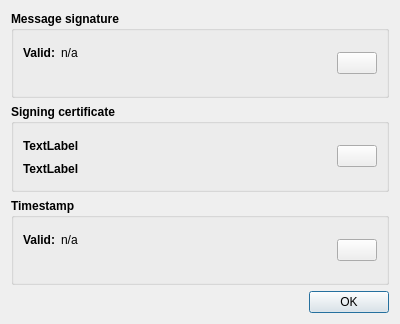
This is src/gui/ui/dlg_signature_detail.ui in psakar/datovka as Qt 5 draws it before an edit. The edited form follows.
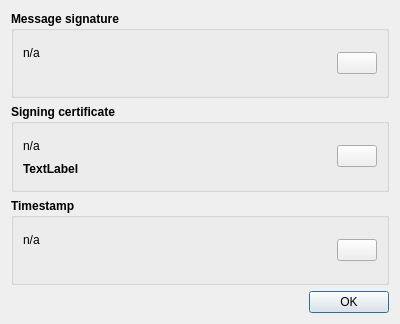
This is the edited form. Icons and pictures are not drawn.

Patch:
```diff
--- a/src/gui/ui/dlg_signature_detail.ui
+++ b/src/gui/ui/dlg_signature_detail.ui
@@ -32,13 +32,6 @@
          <layout class="QVBoxLayout" name="verticalLayout">
           <item>
            <layout class="QHBoxLayout" name="horizontalLayout">
-            <item>
-             <widget class="QLabel" name="mSignatureLabel">
-              <property name="text">
-               <string>Valid:</string>
-              </property>
-             </widget>
-            </item>
             <item>
              <widget class="QLabel" name="mSignatureStatus">
               <property name="font">
@@ -114,9 +107,15 @@
           <item>
            <layout class="QHBoxLayout" name="horizontalLayout_4">
             <item>
-             <widget class="QLabel" name="cLabel">
+             <widget class="QLabel" name="cStatus">
+              <property name="font">
+               <font>
+                <weight>50</weight>
+                <bold>false</bold>
+               </font>
+              </property>
               <property name="text">
-               <string>TextLabel</string>
+               <string>n/a</string>
               </property>
              </widget>
             </item>
@@ -178,13 +177,6 @@
          <layout class="QVBoxLayout" name="verticalLayout_3">
           <item>
            <layout class="QHBoxLayout" name="horizontalLayout_3">
-            <item>
-             <widget class="QLabel" name="tLabel">
-              <property name="text">
-               <string>Valid:</string>
-              </property>
-             </widget>
-            </item>
             <item>
              <widget class="QLabel" name="tStatus">
               <property name="font">
```
